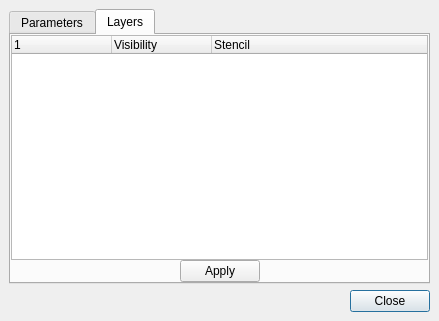
Qt form library/tulip-qt/designer/RenderingParametersDialog.ui (vadivelselvaraj/TulipGLImprovement) before a commit.
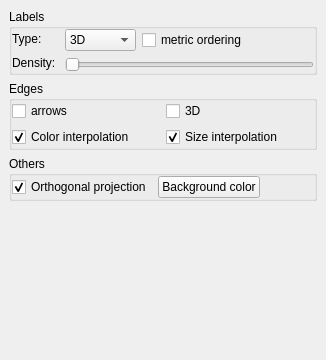
The same form after that commit.

The edit to the form file:
```diff
--- a/library/tulip-qt/designer/RenderingParametersDialog.ui
+++ b/library/tulip-qt/designer/RenderingParametersDialog.ui
@@ -1,36 +1,17 @@
 <ui version="4.0" >
  <class>RenderingParametersDialogData</class>
- <widget class="QDialog" name="RenderingParametersDialogData" >
+ <widget class="QWidget" name="RenderingParametersDialogData" >
   <property name="geometry" >
    <rect>
     <x>0</x>
     <y>0</y>
-    <width>439</width>
-    <height>321</height>
+    <width>326</width>
+    <height>360</height>
    </rect>
   </property>
   <property name="windowTitle" >
    <string>Rendering Parameters</string>
   </property>
-  <property name="sizeGripEnabled" >
-   <bool>false</bool>
-  </property>
-  <layout class="QGridLayout" >
-   <property name="margin" >
-    <number>9</number>
-   </property>
-   <property name="spacing" >
-    <number>6</number>
-   </property>
-   <item row="0" column="0" >
-    <widget class="QTabWidget" name="tabWidget" >
-     <property name="currentIndex" >
-      <number>1</number>
-     </property>
-     <widget class="QWidget" name="tab" >
-      <attribute name="title" >
-       <string>Parameters</string>
-      </attribute>
       <layout class="QGridLayout" >
        <property name="margin" >
         <number>9</number>
@@ -433,130 +414,6 @@
        </item>
       </layout>
      </widget>
-     <widget class="QWidget" name="tab_2" >
-      <attribute name="title" >
-       <string>Layers</string>
-      </attribute>
-      <layout class="QGridLayout" >
-       <property name="margin" >
-        <number>0</number>
-       </property>
-       <property name="spacing" >
-        <number>0</number>
-       </property>
-       <item row="0" column="0" >
-        <widget class="QTreeWidget" name="treeWidget" >
-         <property name="sizePolicy" >
-          <sizepolicy>
-           <hsizetype>5</hsizetype>
-           <vsizetype>5</vsizetype>
-           <horstretch>0</horstretch>
-           <verstretch>0</verstretch>
-          </sizepolicy>
-         </property>
-         <property name="columnCount" >
-          <number>3</number>
-         </property>
-         <column>
-          <property name="text" >
-           <string/>
-          </property>
-         </column>
-         <column>
-          <property name="text" >
-           <string>Visibility</string>
-          </property>
-         </column>
-         <column>
-          <property name="text" >
-           <string>Stencil</string>
-          </property>
-         </column>
-        </widget>
-       </item>
-       <item row="1" column="0" >
-        <layout class="QHBoxLayout" >
-         <property name="margin" >
-          <number>0</number>
-         </property>
-         <property name="spacing" >
-          <number>0</number>
-         </property>
-         <item>
-          <spacer>
-           <property name="orientation" >
-            <enum>Qt::Horizontal</enum>
-           </property>
-           <property name="sizeHint" >
-            <size>
-             <width>40</width>
-             <height>20</height>
-            </size>
-           </property>
-          </spacer>
-         </item>
-         <item>
-          <widget class="QPushButton" name="applyButton" >
-           <property name="text" >
-            <string>Apply</string>
-           </property>
-          </widget>
-         </item>
-         <item>
-          <spacer>
-           <property name="orientation" >
-            <enum>Qt::Horizontal</enum>
-           </property>
-           <property name="sizeHint" >
-            <size>
-             <width>40</width>
-             <height>20</height>
-            </size>
-           </property>
-          </spacer>
-         </item>
-        </layout>
-       </item>
-      </layout>
-     </widget>
-    </widget>
-   </item>
-   <item row="1" column="0" >
-    <layout class="QHBoxLayout" >
-     <property name="margin" >
-      <number>0</number>
-     </property>
-     <property name="spacing" >
-      <number>6</number>
-     </property>
-     <item>
-      <spacer>
-       <property name="orientation" >
-        <enum>Qt::Horizontal</enum>
-       </property>
-       <property name="sizeHint" >
-        <size>
-         <width>40</width>
-         <height>20</height>
-        </size>
-       </property>
-      </spacer>
-     </item>
-     <item>
-      <widget class="QPushButton" name="buttonClose" >
-       <property name="text" >
-        <string>Close</string>
-       </property>
-       <property name="default" >
-        <bool>true</bool>
-       </property>
-      </widget>
-     </item>
-    </layout>
-   </item>
-  </layout>
- </widget>
- <layoutdefault spacing="6" margin="11" />
  <resources/>
  <connections>
   <connection>
```
Left out of the diff: 134 changed lines with no effect on the pictures. Lines whose indentation alone changed are shown as unchanged.
